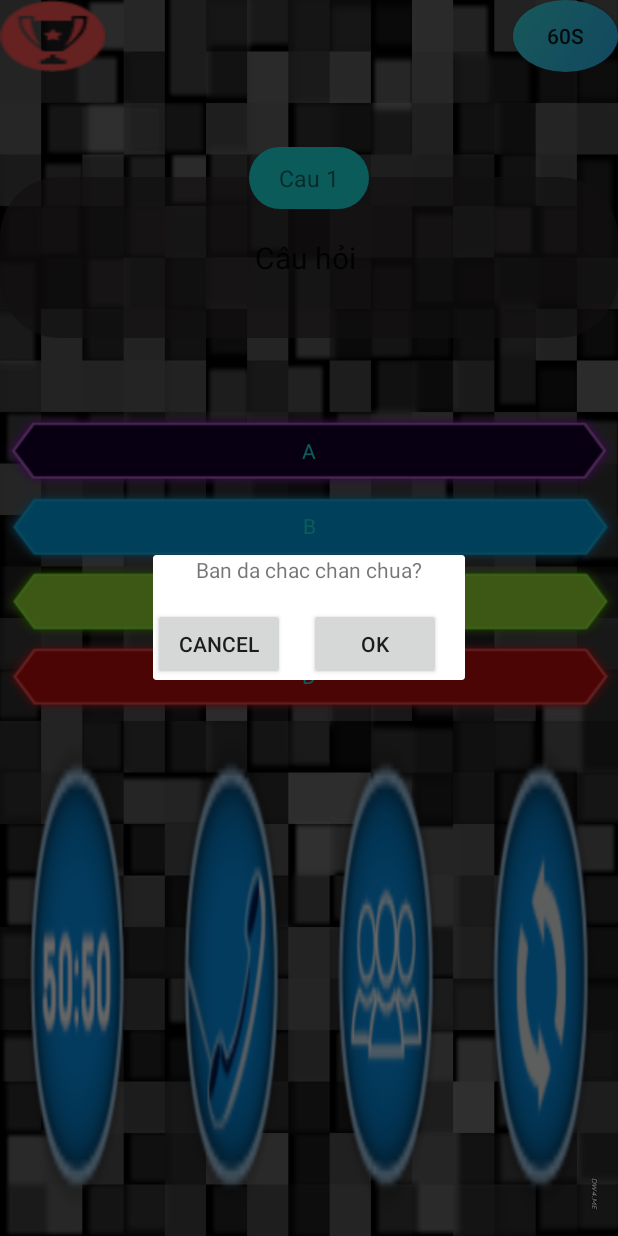
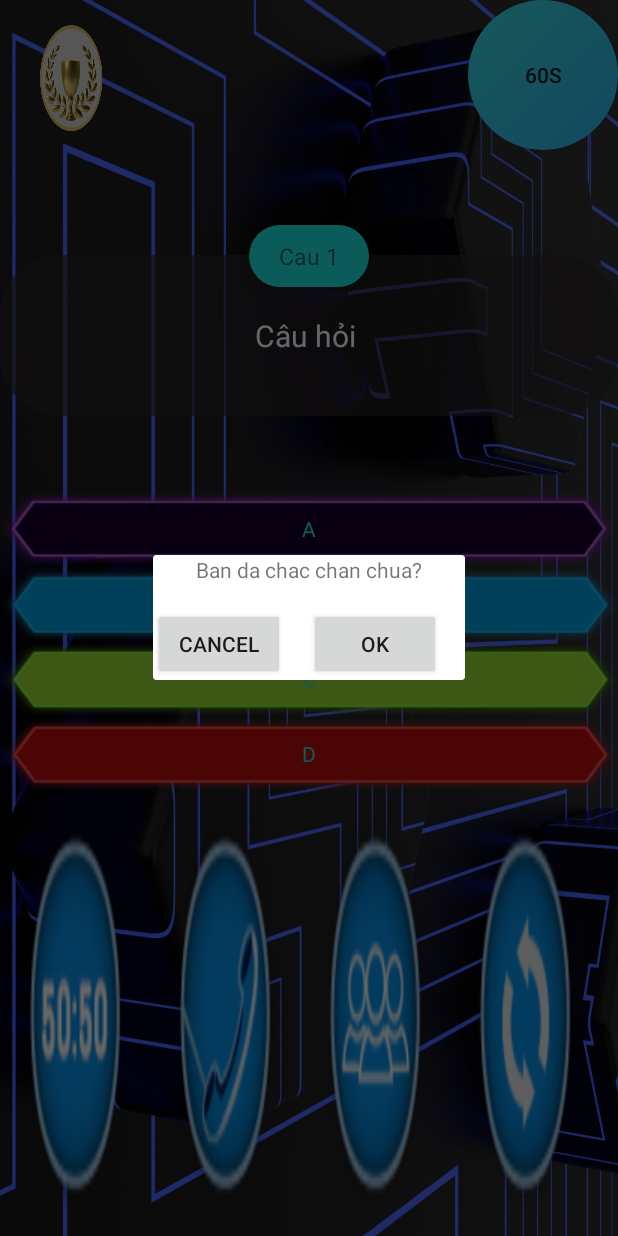
Before and after one commit to CodetifyTech/application_ai_la_trieu_phu, an Android app: the mh_player screen opened directly, with no data from a screen before it, after a tap on an icon or button, on a phone screen of 412 x 824 dp. Run offline under Robolectric (Android 15) with nearby library versions, the phone set to English and light mode, and no system bars.

Commit message:
update2703 merge

```diff
--- a/app/src/main/AndroidManifest.xml
+++ b/app/src/main/AndroidManifest.xml
@@ -19,7 +19,7 @@
             android:name=".mh_player"
             android:exported="false" />
         <activity
-            android:name=".MainActivity"
+            android:name=".mh_start"
             android:exported="true">
             <intent-filter>
                 <action android:name="android.intent.action.MAIN" />
--- a/app/src/main/java/com/example/application_ai_la_trieu_phu/Answers.java
+++ b/app/src/main/java/com/example/application_ai_la_trieu_phu/function_Answers.java
@@ -1,10 +1,10 @@
 package com.example.application_ai_la_trieu_phu;
 
-public class Answers {
+public class function_Answers {
     private String content;
     private boolean isCorrect;
 
-    public Answers(String content, boolean isCorrect) {
+    public function_Answers(String content, boolean isCorrect) {
         this.content = content;
         this.isCorrect = isCorrect;
     }
--- a/app/src/main/java/com/example/application_ai_la_trieu_phu/CustomDialog5050.java
+++ b/app/src/main/java/com/example/application_ai_la_trieu_phu/function_CustomDialog5050.java
@@ -8,7 +8,7 @@ import android.view.Window;
 import android.widget.Button;
 
 
-public class CustomDialog5050 extends Dialog {
+public class function_CustomDialog5050 extends Dialog {
 
 
     public Context context;
@@ -18,7 +18,7 @@ public class CustomDialog5050 extends Dialog {
     private boolean isButtonClicked = false;
 
 
-    public CustomDialog5050(Context context) {
+    public function_CustomDialog5050(Context context) {
         super(context);
         this.context = context;
 
--- a/app/src/main/java/com/example/application_ai_la_trieu_phu/CustomDialogAudience.java
+++ b/app/src/main/java/com/example/application_ai_la_trieu_phu/function_CustomDialogAudience.java
@@ -8,7 +8,7 @@ import android.view.Window;
 import android.widget.Button;
 import android.widget.TextView;
 
-public class CustomDialogAudience  extends Dialog {
+public class function_CustomDialogAudience extends Dialog {
     public Context context;
 
     private Button buttonOK;
@@ -20,7 +20,7 @@ public class CustomDialogAudience  extends Dialog {
 
     private Boolean ispress;
 
-    public CustomDialogAudience(Context context){
+    public function_CustomDialogAudience(Context context){
         super(context);
         this.context = context;
     }
--- a/app/src/main/java/com/example/application_ai_la_trieu_phu/CustomDialogCallfr.java
+++ b/app/src/main/java/com/example/application_ai_la_trieu_phu/function_CustomDialogCallfr.java
@@ -8,13 +8,13 @@ import android.view.View;
 import android.view.Window;
 import android.widget.Button;
 
-public class CustomDialogCallfr extends Dialog{
+public class function_CustomDialogCallfr extends Dialog{
     public Context context;
     private Button btncall1, btncall2, btncall3, btncall4, btncancel;
 
     private Boolean isPress;
 
-    public CustomDialogCallfr(Context context){
+    public function_CustomDialogCallfr(Context context){
         super(context);
         this.context = context;
     }
--- a/app/src/main/java/com/example/application_ai_la_trieu_phu/DialogHuongDan.java
+++ b/app/src/main/java/com/example/application_ai_la_trieu_phu/function_DialogHuongDan.java
@@ -6,7 +6,7 @@ import android.os.Bundle;
 
 import androidx.fragment.app.DialogFragment;
 
-public class DialogHuongDan extends DialogFragment {
+public class function_DialogHuongDan extends DialogFragment {
     public Dialog onCreateDialog(Bundle savedInstanceState) {
         // Sử dụng Builder class cho AlertDialog để tạo dialog
         AlertDialog.Builder builder = new AlertDialog.Builder(getActivity());
--- a/app/src/main/java/com/example/application_ai_la_trieu_phu/DialogListCauHoi.java
+++ b/app/src/main/java/com/example/application_ai_la_trieu_phu/function_DialogListCauHoi.java
@@ -8,7 +8,7 @@ import android.view.View;
 import androidx.annotation.NonNull;
 import androidx.fragment.app.DialogFragment;
 
-public class DialogListCauHoi extends DialogFragment {
+public class function_DialogListCauHoi extends DialogFragment {
     @NonNull
     @Override
     public Dialog onCreateDialog(Bundle savedInstanceState) {
--- a/app/src/main/java/com/example/application_ai_la_trieu_phu/mh_player.java
+++ b/app/src/main/java/com/example/application_ai_la_trieu_phu/mh_player.java
@@ -7,7 +7,6 @@ import android.view.View;
 import android.widget.Button;
 import android.widget.ImageButton;
 import android.widget.TextView;
-import android.widget.Toast;
 
 import androidx.activity.EdgeToEdge;
 import androidx.appcompat.app.AppCompatActivity;
@@ -43,7 +42,7 @@ public class mh_player extends AppCompatActivity implements View.OnClickListener
         Case = new TextView[4];
     }
     public void listCauHoi(){
-        DialogListCauHoi dialogFragment = new DialogListCauHoi();
+        function_DialogListCauHoi dialogFragment = new function_DialogListCauHoi();
         dialogFragment.show(getSupportFragmentManager(), "MyDialogFragment");
     }
 
@@ -137,7 +136,7 @@ public class mh_player extends AppCompatActivity implements View.OnClickListener
 
     private void buttonOpenDialogClicked()  {
 
-        final CustomDialog5050 dialog = new CustomDialog5050(this);
+        final function_CustomDialog5050 dialog = new function_CustomDialog5050(this);
 
         dialog.show();
 
@@ -154,7 +153,7 @@ public class mh_player extends AppCompatActivity implements View.OnClickListener
 
     private void buttonOpenDialogClicked2()  {
 
-        final CustomDialogCallfr dialog = new CustomDialogCallfr(this);
+        final function_CustomDialogCallfr dialog = new function_CustomDialogCallfr(this);
 
         dialog.show();
         dialog.setOnDismissListener(new DialogInterface.OnDismissListener() {
@@ -169,7 +168,7 @@ public class mh_player extends AppCompatActivity implements View.OnClickListener
     }
 
     private void buttonDialogClick3(){
-        final CustomDialogAudience dialog = new CustomDialogAudience(this);
+        final function_CustomDialogAudience dialog = new function_CustomDialogAudience(this);
 
         dialog.show();
 
--- a/app/src/main/java/com/example/application_ai_la_trieu_phu/MainActivity.java
+++ b/app/src/main/java/com/example/application_ai_la_trieu_phu/mh_start.java
@@ -12,7 +12,7 @@ import android.widget.Button;
 import android.widget.Toast;
 
 
-public class MainActivity extends AppCompatActivity {
+public class mh_start extends AppCompatActivity {
     Button btn;
     Button btn_start, btn_hd;
 
@@ -36,7 +36,7 @@ public class MainActivity extends AppCompatActivity {
             @Override
 
             public void onClick(View view) {
-                Toast.makeText(MainActivity.this,
+                Toast.makeText(mh_start.this,
                         "Bạn Đã Sẵn Sàng Đến Với Chương Trình Của Chúng Tôi",
                         Toast.LENGTH_SHORT).show();
 
@@ -53,7 +53,7 @@ public class MainActivity extends AppCompatActivity {
     }
 
     public void huongDan(){
-        DialogHuongDan dialogFragment = new DialogHuongDan();
+        function_DialogHuongDan dialogFragment = new function_DialogHuongDan();
         dialogFragment.show(getSupportFragmentManager(), "myDialog");
     }
 
--- a/app/src/main/res/drawable/btn_archiverment.xml
+++ b/app/src/main/res/drawable/btn_archiverment.xml
@@ -1,5 +1,6 @@
 <?xml version="1.0" encoding="utf-8"?>
 <selector xmlns:tools="http://schemas.android.com/tools" xmlns:android="http://schemas.android.com/apk/res/android" tools:ignore="StateListReachable">
-    <item android:drawable="@drawable/pnghome_button_archivement"/>
-    <item android:drawable="@color/green"/>
+    <item android:state_enabled="false" android:drawable="@drawable/cupoff" />
+    <item android:state_pressed="true" android:drawable="@drawable/cuponn" />
+
 </selector>
--- a/app/src/main/res/layout/layout_play.xml
+++ b/app/src/main/res/layout/layout_play.xml
@@ -5,7 +5,8 @@
     xmlns:tools="http://schemas.android.com/tools"
     android:id="@+id/main2"
     xmlns:app="http://schemas.android.com/apk/res-auto"
-    tools:context=".mh_player"    android:background="@drawable/img">
+    tools:context=".mh_player"
+    android:background="@drawable/hinhnennnnnnn">
     <LinearLayout
         android:layout_width="match_parent"
         android:layout_height="match_parent"
@@ -24,8 +25,8 @@
 
             <Button
                 android:id="@+id/btn_showscore"
-                android:layout_width="70dp"
-                android:layout_height="wrap_content"
+                android:layout_width="100dp"
+                android:layout_height="100dp"
                 android:background="@drawable/btn_archiverment" />
 
             <LinearLayout
@@ -35,8 +36,8 @@
                 android:gravity="end">
 
                 <Button
-                    android:layout_width="70dp"
-                    android:layout_height="wrap_content"
+                    android:layout_width="100dp"
+                    android:layout_height="100dp"
                     android:background="@drawable/btn_help"
                     android:text="60s"
                     android:id="@+id/btn_time"/>
@@ -56,8 +57,8 @@
                 android:paddingTop="50dp"
                 android:paddingBottom="50dp">
 
-                <EditText
-                    android:id="@+id/edt_ask"
+                <TextView
+                    android:id="@+id/txt_ask"
                     android:layout_width="match_parent"
                     android:layout_height="wrap_content"
                     android:layout_marginTop="20dp"
@@ -65,6 +66,7 @@
                     android:paddingStart="10dp"
                     android:paddingTop="40dp"
                     android:paddingEnd="10dp"
+                    android:textColor="@color/white"
                     android:paddingBottom="40dp"
                     android:text="Câu hỏi "
                     android:textSize="20dp"
@@ -128,8 +130,8 @@
 
 
         <TableRow
-            android:layout_width="match_parent"
-            android:layout_height="0dp"
+            android:layout_width="wrap_content"
+            android:layout_height="wrap_content"
             android:layout_weight="1"
             android:gravity="center">
 
--- a/app/src/main/res/layout/layout_start.xml
+++ b/app/src/main/res/layout/layout_start.xml
@@ -5,7 +5,7 @@
     android:id="@+id/main"
     android:layout_width="match_parent"
     android:layout_height="match_parent"
-    tools:context=".MainActivity"
+    tools:context=".mh_start"
     android:background="@drawable/hinhnenbatdau"
     >
 
```
Also changed, not shown: app/src/main/java/com/example/application_ai_la_trieu_phu/function_Questions.java (renamed from app/src/main/java/com/example/application_ai_la_trieu_phu/Questions.java, +5 -5 lines), app/src/main/res/drawable/cupoff.png (added), app/src/main/res/drawable/cuponn.png (added).
